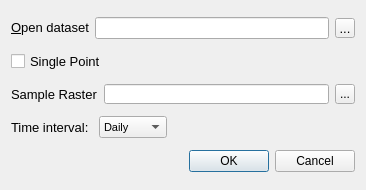
IDAEA-EVS/waterpybal, file waterpybal_ui_design/open_dataset.ui: the form before one commit.
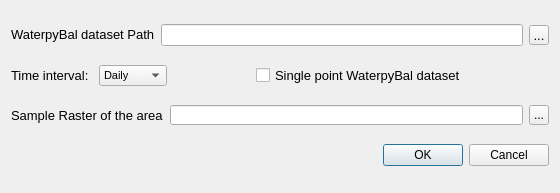
The form after the commit.

Commit message: includes help structure and some structural path changes

The edit to the form file:
```diff
--- a/waterpybal_ui_design/open_dataset.ui
+++ b/waterpybal_ui_design/open_dataset.ui
@@ -6,10 +6,16 @@
    <rect>
     <x>0</x>
     <y>0</y>
-    <width>366</width>
-    <height>190</height>
+    <width>560</width>
+    <height>193</height>
    </rect>
   </property>
+  <property name="minimumSize">
+   <size>
+    <width>560</width>
+    <height>0</height>
+   </size>
+  </property>
   <property name="windowTitle">
    <string>Open Dataset</string>
   </property>
@@ -24,13 +30,19 @@
          <verstretch>0</verstretch>
         </sizepolicy>
        </property>
+       <property name="minimumSize">
+        <size>
+         <width>130</width>
+         <height>0</height>
+        </size>
+       </property>
        <property name="font">
         <font>
          <pointsize>10</pointsize>
         </font>
        </property>
        <property name="text">
-        <string>&amp;Open dataset</string>
+        <string>WaterpyBal dataset Path</string>
        </property>
        <property name="buddy">
         <cstring>lineEdit_open</cstring>
@@ -79,18 +91,52 @@
     </layout>
    </item>
    <item>
-    <layout class="QHBoxLayout" name="horizontalLayout_4">
+    <layout class="QHBoxLayout" name="horizontalLayout_5">
      <item>
-      <widget class="QCheckBox" name="checkBox_single_point">
-       <property name="font">
-        <font>
-         <pointsize>10</pointsize>
-        </font>
-       </property>
-       <property name="text">
-        <string>Single Point</string>
-       </property>
-      </widget>
+      <layout class="QHBoxLayout" name="horizontalLayout_3">
+       <item>
+        <widget class="QLabel" name="label_time_interval">
+         <property name="font">
+          <font>
+           <pointsize>10</pointsize>
+          </font>
+         </property>
+         <property name="text">
+          <string>Time interval: </string>
+         </property>
+        </widget>
+       </item>
+       <item>
+        <widget class="QComboBox" name="comboBox_time_interval">
+         <property name="minimumSize">
+          <size>
+           <width>60</width>
+           <height>20</height>
+          </size>
+         </property>
+         <property name="font">
+          <font>
+           <pointsize>8</pointsize>
+          </font>
+         </property>
+         <item>
+          <property name="text">
+           <string>Daily</string>
+          </property>
+         </item>
+         <item>
+          <property name="text">
+           <string>Monthly</string>
+          </property>
+         </item>
+         <item>
+          <property name="text">
+           <string>Hourly</string>
+          </property>
+         </item>
+        </widget>
+       </item>
+      </layout>
      </item>
      <item>
       <spacer name="horizontalSpacer_2">
@@ -105,6 +151,41 @@
        </property>
       </spacer>
      </item>
+     <item>
+      <layout class="QHBoxLayout" name="horizontalLayout_4">
+       <item>
+        <widget class="QCheckBox" name="checkBox_single_point">
+         <property name="minimumSize">
+          <size>
+           <width>180</width>
+           <height>0</height>
+          </size>
+         </property>
+         <property name="font">
+          <font>
+           <pointsize>10</pointsize>
+          </font>
+         </property>
+         <property name="text">
+          <string>Single point WaterpyBal dataset</string>
+         </property>
+        </widget>
+       </item>
+      </layout>
+     </item>
+     <item>
+      <spacer name="horizontalSpacer">
+       <property name="orientation">
+        <enum>Qt::Horizontal</enum>
+       </property>
+       <property name="sizeHint" stdset="0">
+        <size>
+         <width>40</width>
+         <height>20</height>
+        </size>
+       </property>
+      </spacer>
+     </item>
     </layout>
    </item>
    <item>
@@ -117,7 +198,7 @@
         </font>
        </property>
        <property name="text">
-        <string>Sample Raster</string>
+        <string>Sample Raster of the area</string>
        </property>
       </widget>
      </item>
@@ -157,65 +238,6 @@
      </item>
     </layout>
    </item>
-   <item>
-    <layout class="QHBoxLayout" name="horizontalLayout_3">
-     <item>
-      <widget class="QLabel" name="label_time_interval">
-       <property name="font">
-        <font>
-         <pointsize>10</pointsize>
-        </font>
-       </property>
-       <property name="text">
-        <string>Time interval: </string>
-       </property>
-      </widget>
-     </item>
-     <item>
-      <widget class="QComboBox" name="comboBox_time_interval">
-       <property name="minimumSize">
-        <size>
-         <width>60</width>
-         <height>20</height>
-        </size>
-       </property>
-       <property name="font">
-        <font>
-         <pointsize>8</pointsize>
-        </font>
-       </property>
-       <item>
-        <property name="text">
-         <string>Daily</string>
-        </property>
-       </item>
-       <item>
-        <property name="text">
-         <string>Monthly</string>
-        </property>
-       </item>
-       <item>
-        <property name="text">
-         <string>Hourly</string>
-        </property>
-       </item>
-      </widget>
-     </item>
-     <item>
-      <spacer name="horizontalSpacer">
-       <property name="orientation">
-        <enum>Qt::Horizontal</enum>
-       </property>
-       <property name="sizeHint" stdset="0">
-        <size>
-         <width>40</width>
-         <height>20</height>
-        </size>
-       </property>
-      </spacer>
-     </item>
-    </layout>
-   </item>
    <item>
     <widget class="QDialogButtonBox" name="buttonBox">
      <property name="orientation">
```
The commit also changes 58 other files.
